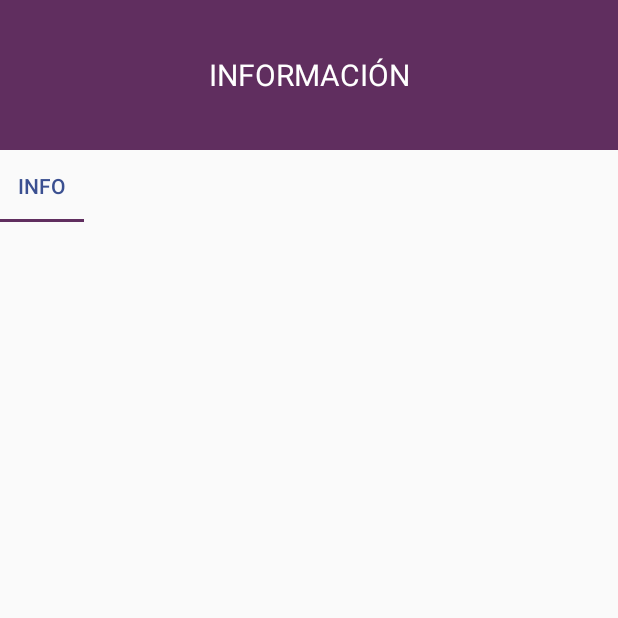
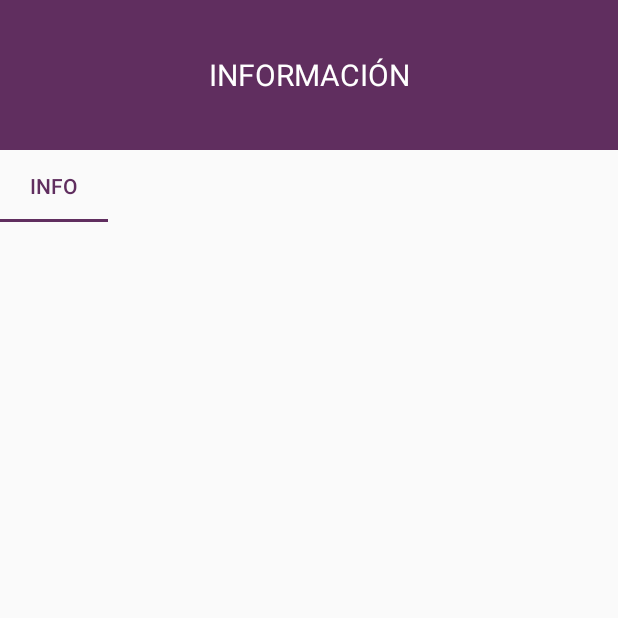
Before and after one commit to OscarRP/MisSeries, an Android app: the InfoSerie screen opened directly, with no data from a screen before it, on a phone screen of 412 x 824 dp, the top half of it. Run offline under Robolectric (Android 15) with nearby library versions, the phone set to English and light mode, and no system bars; 2 statements that could not run were skipped.

Commit message:
version 1.2

```diff
--- a/app/src/main/res/layout/activity_info_serie.xml
+++ b/app/src/main/res/layout/activity_info_serie.xml
@@ -24,20 +24,17 @@
             android:textAllCaps="true"/>
     </LinearLayout>
 
-    <HorizontalScrollView
-        android:layout_width="match_parent"
-        android:layout_height="wrap_content"
-        android:scrollbars="none">
-
         <android.support.design.widget.TabLayout
             android:layout_width="match_parent"
             android:layout_height="wrap_content"
             android:id="@+id/tablayout"
+            app:tabGravity="fill"
+            app:tabMode="scrollable"
+            app:tabSelectedTextColor="@color/colorAccent"
+            app:tabIndicatorColor="@color/colorAccent"
             app:tabTextColor="@color/colorPrimaryDark">
 
         </android.support.design.widget.TabLayout>
-    </HorizontalScrollView>
-
 
     <android.support.v4.view.ViewPager
         android:layout_width="match_parent"
```
Also changed, not shown: app/src/main/java/com/example/oscarruiz/misseries/activities/HomeActivity.java (+11 -10 lines), app/src/main/res/layout/fragment_serie_info.xml (+10 -6 lines), app/src/main/res/layout/serie_info_item.xml (+0 -14 lines).
